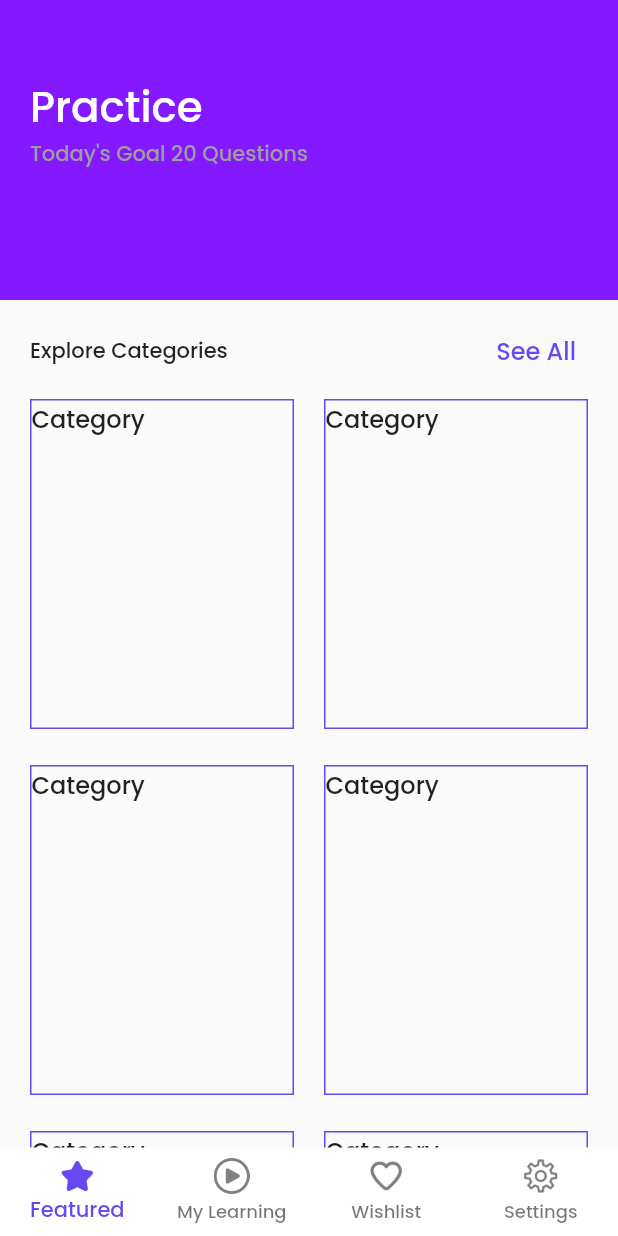
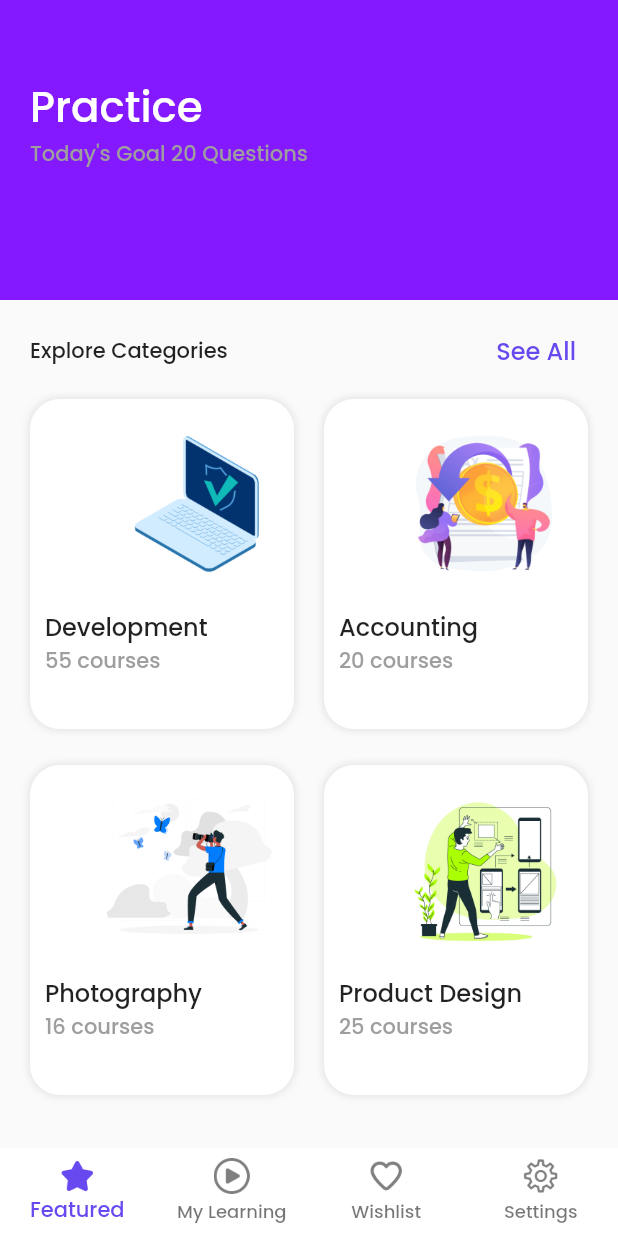
Before and after one commit to RabinThapa1998/Flutter_EP, a Flutter app: the screen it shows after launch, on a phone screen of 412 x 824 dp. Run offline on Flutter 3.47's test engine with Material 2 defaults, Android fonts, the phone set to English and light mode, and no system bars.

Commit message:
✨ :Feat: Complete Home Screen

```diff
--- /dev/null
+++ b/lib/models/category.dart
@@ -0,0 +1,34 @@
+class Category {
+  String name;
+  String thumbnail;
+  int noOfCourses;
+
+  Category({
+    required this.name,
+    required this.thumbnail,
+    required this.noOfCourses,
+  });
+}
+
+List<Category> categoryList = [
+  Category(
+    name: 'Development',
+    noOfCourses: 55,
+    thumbnail: 'assets/icons/laptop.jpg',
+  ),
+  Category(
+    name: 'Accounting',
+    noOfCourses: 20,
+    thumbnail: 'assets/icons/accounting.jpg',
+  ),
+  Category(
+    name: 'Photography',
+    noOfCourses: 16,
+    thumbnail: 'assets/icons/photography.jpg',
+  ),
+  Category(
+    name: 'Product Design',
+    noOfCourses: 25,
+    thumbnail: 'assets/icons/design.jpg',
+  ),
+];
--- /dev/null
+++ b/lib/models/course.dart
@@ -0,0 +1,52 @@
+class Course {
+  String name;
+  double completedPercentage;
+  String author;
+  String thumbnail;
+
+  Course({
+    required this.author,
+    required this.completedPercentage,
+    required this.name,
+    required this.thumbnail,
+  });
+}
+
+List<Course> courses = [
+  Course(
+    author: "DevWheels",
+    completedPercentage: .75,
+    name: "Flutter Novice to Ninja",
+    thumbnail: "assets/icons/flutter.jpg",
+  ),
+  Course(
+    author: "DevWheels",
+    completedPercentage: .60,
+    name: "React Novice to Ninja",
+    thumbnail: "assets/icons/react.jpg",
+  ),
+  Course(
+    author: "DevWheels",
+    completedPercentage: .75,
+    name: "Node - The complete guide",
+    thumbnail: "assets/icons/node.png",
+  ),
+  Course(
+    author: "DevWheels",
+    completedPercentage: .75,
+    name: "Flutter Novice to Ninja",
+    thumbnail: "assets/icons/flutter.jpg",
+  ),
+  Course(
+    author: "DevWheels",
+    completedPercentage: .60,
+    name: "React Novice to Ninja",
+    thumbnail: "assets/icons/react.jpg",
+  ),
+  Course(
+    author: "DevWheels",
+    completedPercentage: .75,
+    name: "Node - The complete guide",
+    thumbnail: "assets/icons/node.png",
+  ),
+];
--- /dev/null
+++ b/lib/screens/course_screen.dart
@@ -0,0 +1,16 @@
+import 'package:flutter/material.dart';
+import 'package:flutter/services.dart';
+
+class CourseScreen extends StatefulWidget {
+  const CourseScreen({Key? key}) : super(key: key);
+
+  @override
+  _CourseScreenState createState() => _CourseScreenState();
+}
+
+class _CourseScreenState extends State<CourseScreen> {
+  @override
+  Widget build(BuildContext context) {
+    return Container(child: Text("course"));
+  }
+}
--- a/lib/screens/featured_screen.dart
+++ b/lib/screens/featured_screen.dart
@@ -16,6 +16,8 @@ class _FeaturedScreenState extends State<FeaturedScreen> {
     return AnnotatedRegion(
         value: SystemUiOverlayStyle.light,
         child: Scaffold(
-            body: Column(children: [AppBarWidget(), FeaturedBodyWidget()])));
+            body: SingleChildScrollView(
+                child:
+                    Column(children: [AppBarWidget(), FeaturedBodyWidget()]))));
   }
 }
--- a/lib/widgets/featured_screen_body_widget.dart
+++ b/lib/widgets/featured_screen_body_widget.dart
@@ -1,5 +1,8 @@
+import 'package:entrance_prep/constants/size.dart';
+import 'package:entrance_prep/screens/course_screen.dart';
 import 'package:flutter/material.dart';
 import 'package:entrance_prep/constants/color.dart';
+import 'package:entrance_prep/models/category.dart';
 
 class FeaturedBodyWidget extends StatelessWidget {
   const FeaturedBodyWidget({Key? key}) : super(key: key);
@@ -32,6 +35,7 @@ class FeaturedBodyWidget extends StatelessWidget {
         ),
         GridView.builder(
           shrinkWrap: true,
+          physics: NeverScrollableScrollPhysics(),
           padding: const EdgeInsets.symmetric(
             horizontal: 20,
             vertical: 8,
@@ -43,9 +47,11 @@ class FeaturedBodyWidget extends StatelessWidget {
             mainAxisSpacing: 24,
           ),
           itemBuilder: (context, index) {
-            return CategoryCard();
+            return CategoryCard(
+              category: categoryList[index],
+            );
           },
-          itemCount: 10,
+          itemCount: categoryList.length,
         ),
       ],
     );
@@ -53,16 +59,54 @@ class FeaturedBodyWidget extends StatelessWidget {
 }
 
 class CategoryCard extends StatelessWidget {
+  final Category category;
   const CategoryCard({
     Key? key,
+    required this.category,
   }) : super(key: key);
 
   @override
   Widget build(BuildContext context) {
-    return Container(
-      child: Text("Category"),
-      decoration: BoxDecoration(
-        border: Border.all(color: kPrimaryColor),
+    return GestureDetector(
+      onTap: () => Navigator.push(
+        context,
+        MaterialPageRoute(
+          builder: (context) => const CourseScreen(),
+        ),
+      ),
+      child: Container(
+        padding: const EdgeInsets.all(10),
+        decoration: BoxDecoration(
+          color: Colors.white,
+          borderRadius: BorderRadius.circular(20),
+          boxShadow: [
+            BoxShadow(
+              color: Colors.black.withOpacity(.1),
+              blurRadius: 4.0,
+              spreadRadius: .05,
+            ), //BoxShadow
+          ],
+        ),
+        child: Column(
+          crossAxisAlignment: CrossAxisAlignment.start,
+          children: [
+            Align(
+              alignment: Alignment.topRight,
+              child: Image.asset(
+                category.thumbnail,
+                height: kCategoryCardImageSize,
+              ),
+            ),
+            const SizedBox(
+              height: 10,
+            ),
+            Text(category.name),
+            Text(
+              "${category.noOfCourses.toString()} courses",
+              style: Theme.of(context).textTheme.bodySmall,
+            ),
+          ],
+        ),
       ),
     );
   }
```
